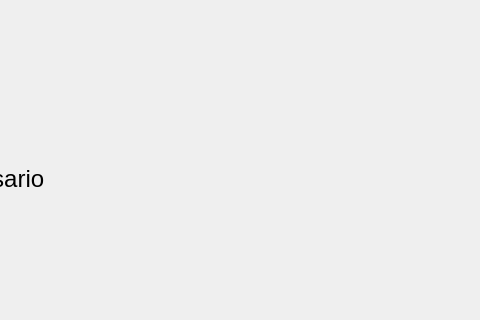
First picture: the form in InterfazGrafica/pantallaespera.ui, repository CE2103/Proyecto1_Scrabble, before the edit; both pictures show x 820 to 1300 and y 400 to 720 of the 1300 by 900 pixel window.
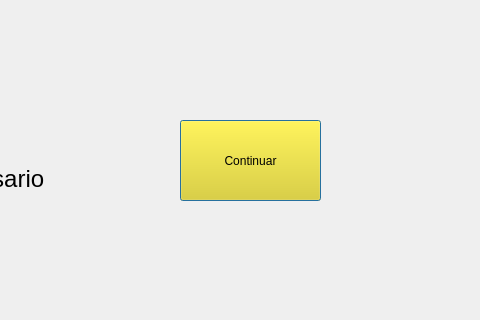
Second picture: the form after the edit.

What changed in the file:
```diff
--- a/InterfazGrafica/pantallaespera.ui
+++ b/InterfazGrafica/pantallaespera.ui
@@ -84,6 +84,22 @@
     <string>&lt;html&gt;&lt;head/&gt;&lt;body&gt;&lt;p align=&quot;center&quot;&gt;&lt;span style=&quot; font-size:18pt; font-weight:600;&quot;&gt;Jugador conectado:&lt;/span&gt;&lt;/p&gt;&lt;/body&gt;&lt;/html&gt;</string>
    </property>
   </widget>
+  <widget class="QPushButton" name="continuar">
+   <property name="geometry">
+    <rect>
+     <x>1000</x>
+     <y>520</y>
+     <width>141</width>
+     <height>81</height>
+    </rect>
+   </property>
+   <property name="styleSheet">
+    <string notr="true">background-color: rgb(237, 212, 0);</string>
+   </property>
+   <property name="text">
+    <string>Continuar</string>
+   </property>
+  </widget>
  </widget>
  <resources/>
  <connections/>
```
